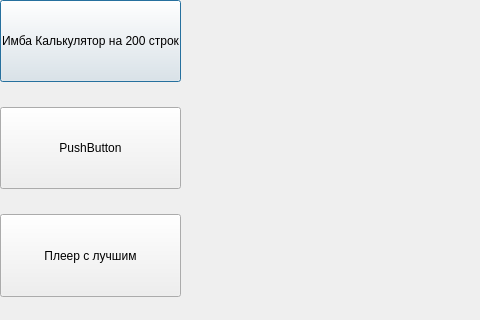
Lime00000000/Christianity, file Design_test.ui: the form before one commit; both pictures show x 0 to 480 and y 0 to 320 of the 1024 by 512 pixel window.
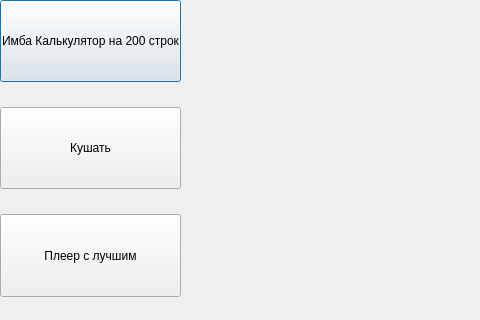
The form after the commit.

```diff
--- a/Design_test.ui
+++ b/Design_test.ui
@@ -51,7 +51,7 @@
        </sizepolicy>
       </property>
       <property name="text">
-       <string>PushButton</string>
+       <string>Кушать</string>
       </property>
      </widget>
     </item>
```
